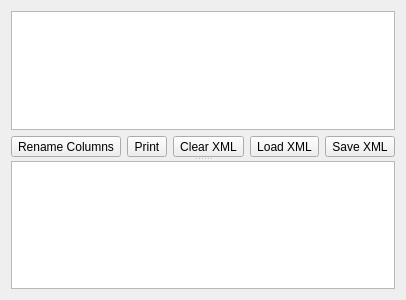
This is kdreportwidget.ui in khomchenkovaa/QtSqlView as Qt 5 draws it before an edit. The edited form follows.
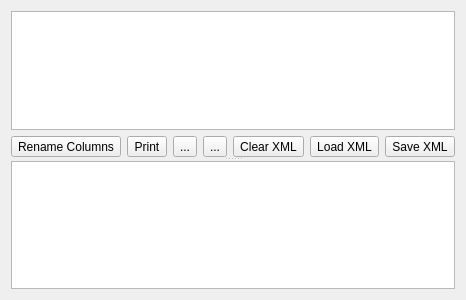
This is the edited form. Icons and pictures are not drawn.

Commit message: [ADD] KD Report tab actions

```diff
--- a/kdreportwidget.ui
+++ b/kdreportwidget.ui
@@ -48,6 +48,20 @@
            </property>
           </widget>
          </item>
+         <item>
+          <widget class="QToolButton" name="previewButton">
+           <property name="text">
+            <string>...</string>
+           </property>
+          </widget>
+         </item>
+         <item>
+          <widget class="QToolButton" name="exportButton">
+           <property name="text">
+            <string>...</string>
+           </property>
+          </widget>
+         </item>
          <item>
           <spacer name="toolsSpacer">
            <property name="orientation">
```
Left out of the diff: 4 changed lines with no effect on the pictures. The commit also changes 2 other files.
